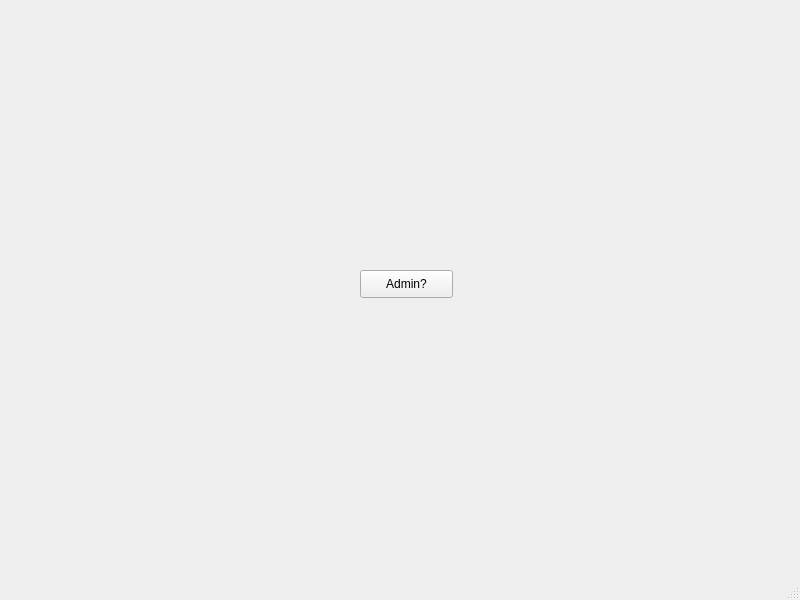
Old version of the form mainwindow.ui in the repository CS180-spring/cs180-21-wooohooo.
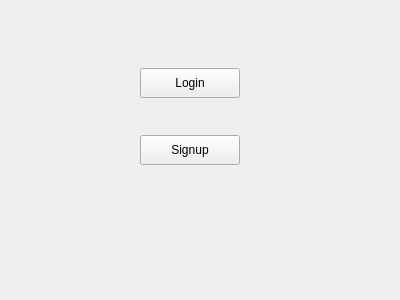
New version of the form.

```diff
--- a/mainwindow.ui
+++ b/mainwindow.ui
@@ -6,8 +6,8 @@
    <rect>
     <x>0</x>
     <y>0</y>
-    <width>800</width>
-    <height>600</height>
+    <width>400</width>
+    <height>300</height>
    </rect>
   </property>
   <property name="windowTitle">
@@ -17,28 +17,30 @@
    <widget class="QPushButton" name="pushButton">
     <property name="geometry">
      <rect>
-      <x>360</x>
-      <y>270</y>
-      <width>93</width>
-      <height>28</height>
+      <x>140</x>
+      <y>68</y>
+      <width>100</width>
+      <height>30</height>
      </rect>
     </property>
     <property name="text">
-     <string>Admin?</string>
+     <string>Login</string>
     </property>
    </widget>
-  </widget>
-  <widget class="QMenuBar" name="menubar">
+   <widget class="QPushButton" name="pushButton_2">
    <property name="geometry">
     <rect>
-     <x>0</x>
-     <y>0</y>
-     <width>800</width>
-     <height>26</height>
-    </rect>
-   </property>
-  </widget>
-  <widget class="QStatusBar" name="statusbar"/>
+      <x>140</x>
+      <y>135</y>
+      <width>100</width>
+      <height>30</height>
+     </rect>
+    </property>
+    <property name="text">
+     <string>Signup</string>
+    </property>
+   </widget>
+  </widget>
  </widget>
  <resources/>
  <connections/>
```
Left out of the diff: 3 changed lines with no effect on the pictures. Lines whose indentation alone changed are shown as unchanged.
